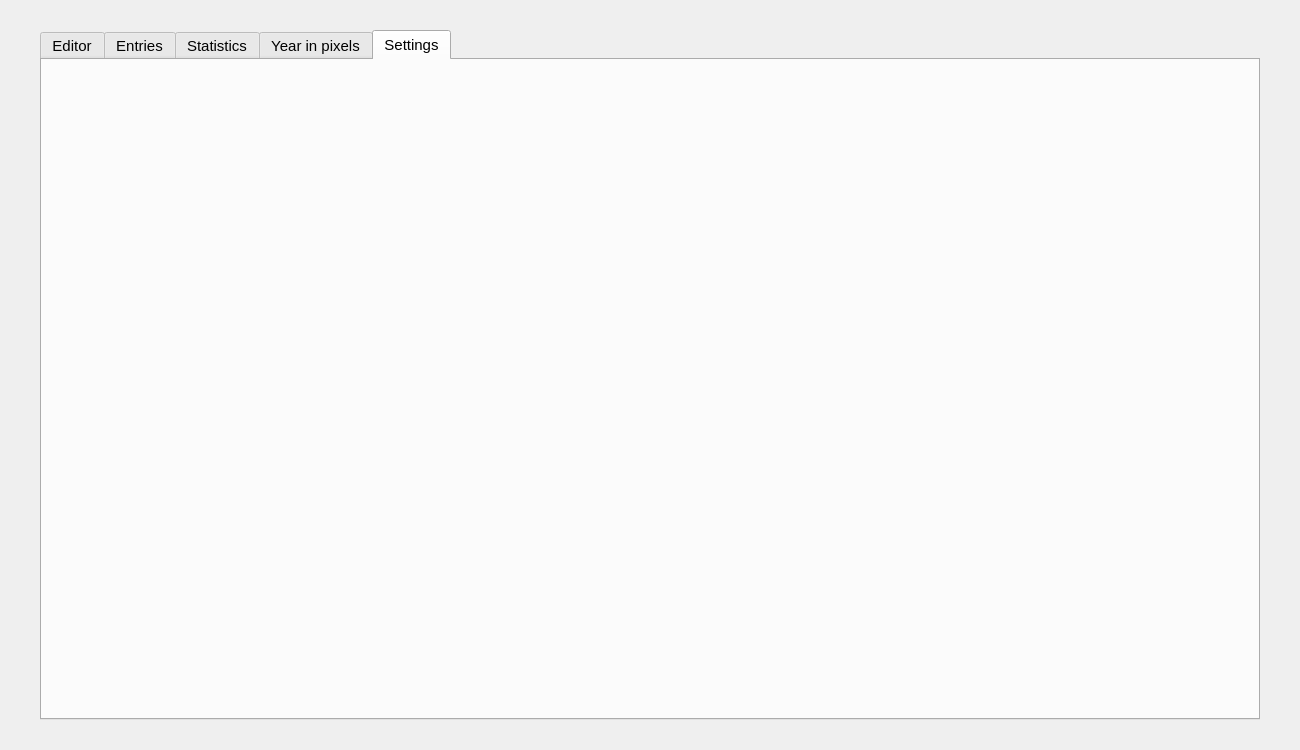
someretical/TheoreticalDiary, file src/gui/diarymenu.ui: the form before one commit.
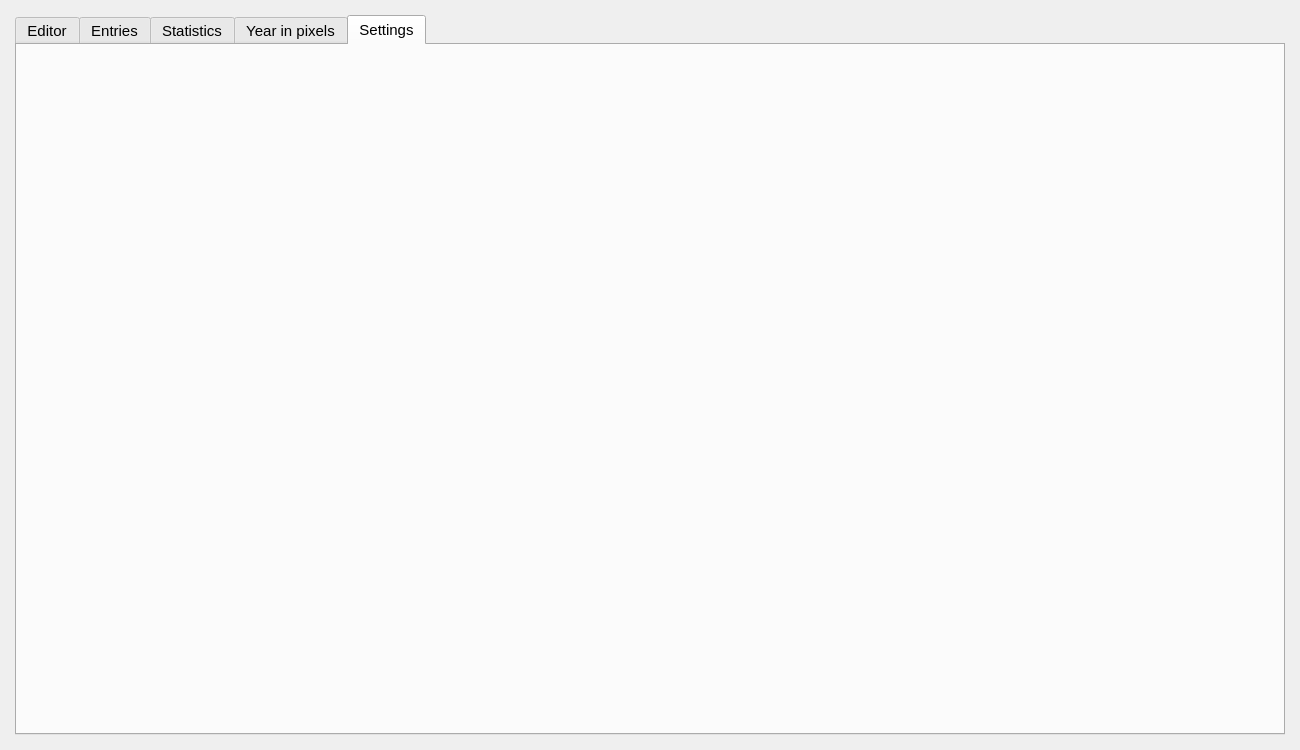
The form after the commit. The open tabs and pages were chosen to show the change.

Patch:
```diff
--- a/src/gui/diarymenu.ui
+++ b/src/gui/diarymenu.ui
@@ -18,8 +18,8 @@
   </property>
   <property name="minimumSize">
    <size>
-    <width>1300</width>
-    <height>750</height>
+    <width>1280</width>
+    <height>720</height>
    </size>
   </property>
   <property name="windowTitle">
@@ -27,18 +27,21 @@
   </property>
   <layout class="QGridLayout" name="gridLayout">
    <property name="leftMargin">
-    <number>30</number>
+    <number>15</number>
    </property>
    <property name="topMargin">
-    <number>30</number>
+    <number>15</number>
    </property>
    <property name="rightMargin">
-    <number>30</number>
+    <number>15</number>
    </property>
    <property name="bottomMargin">
-    <number>30</number>
+    <number>15</number>
    </property>
-   <item row="0" column="0" alignment="Qt::AlignHCenter">
+   <property name="spacing">
+    <number>0</number>
+   </property>
+   <item row="0" column="0">
     <widget class="QTabWidget" name="tabWidget">
      <property name="sizePolicy">
       <sizepolicy hsizetype="Expanding" vsizetype="Expanding">
@@ -46,12 +49,6 @@
        <verstretch>0</verstretch>
       </sizepolicy>
      </property>
-     <property name="minimumSize">
-      <size>
-       <width>1220</width>
-       <height>650</height>
-      </size>
-     </property>
      <property name="font">
       <font>
        <pointsize>11</pointsize>
@@ -137,9 +134,32 @@
       </layout>
      </widget>
      <widget class="QWidget" name="options_tab">
+      <property name="sizePolicy">
+       <sizepolicy hsizetype="Expanding" vsizetype="Expanding">
+        <horstretch>0</horstretch>
+        <verstretch>0</verstretch>
+       </sizepolicy>
+      </property>
       <attribute name="title">
        <string>Settings</string>
       </attribute>
+      <layout class="QGridLayout" name="gridLayout_2">
+       <property name="leftMargin">
+        <number>0</number>
+       </property>
+       <property name="topMargin">
+        <number>0</number>
+       </property>
+       <property name="rightMargin">
+        <number>0</number>
+       </property>
+       <property name="bottomMargin">
+        <number>0</number>
+       </property>
+       <property name="spacing">
+        <number>0</number>
+       </property>
+      </layout>
      </widget>
     </widget>
    </item>
```
Left out of the diff: 70 changed lines with no effect on the pictures.
